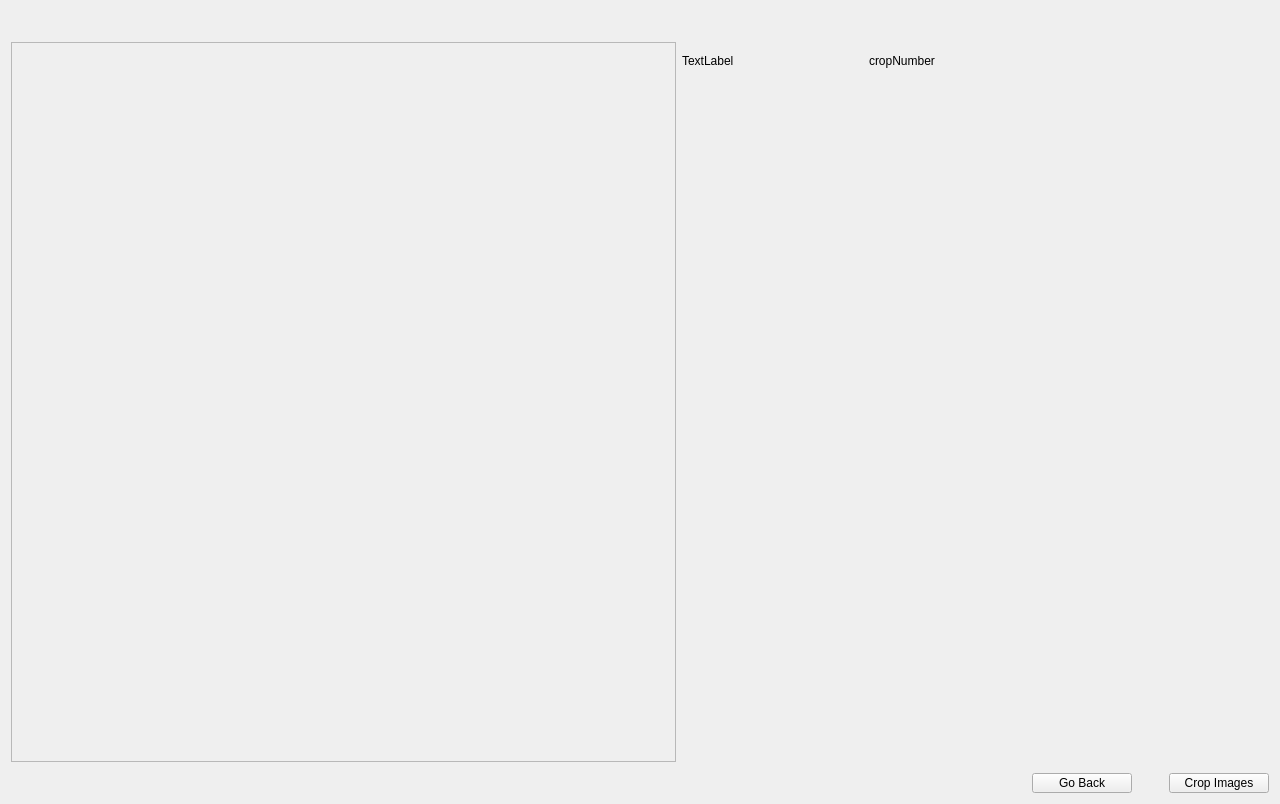
Above: WatermarkCropper/cropmenu.ui from vg16855/Ifunny-Watermark-Cropper before the change. Below: the same form after it.
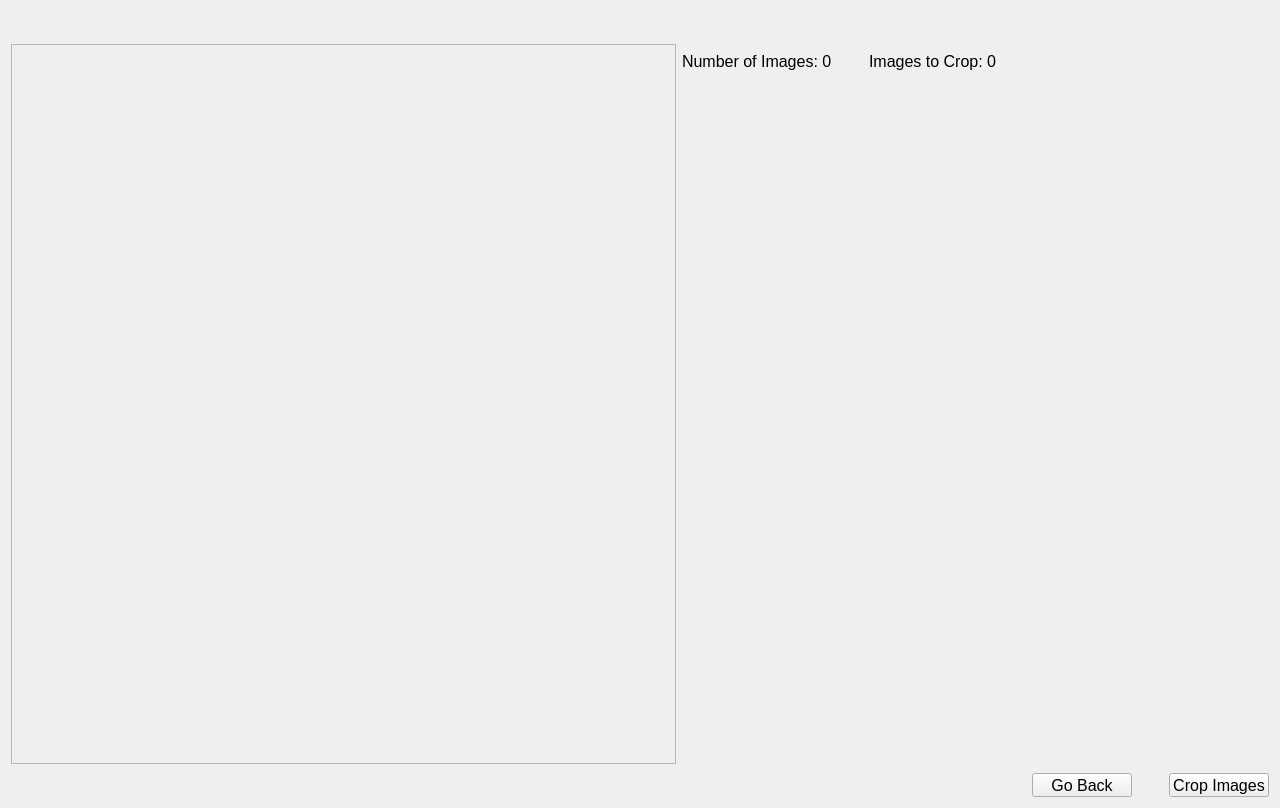
That is the form after the change.

Commit message:
No more hardcoded file paths
Watermark Cropper now gets the watermark from the executable directory

```diff
--- a/WatermarkCropper/cropmenu.ui
+++ b/WatermarkCropper/cropmenu.ui
@@ -7,9 +7,14 @@
     <x>0</x>
     <y>0</y>
     <width>1280</width>
-    <height>742</height>
+    <height>808</height>
    </rect>
   </property>
+  <property name="font">
+   <font>
+    <pointsize>12</pointsize>
+   </font>
+  </property>
   <property name="windowTitle">
    <string>Form</string>
   </property>
@@ -148,7 +153,7 @@
      <item>
       <widget class="QLabel" name="imageNumber">
        <property name="text">
-        <string>TextLabel</string>
+        <string>Number of Images: 0</string>
        </property>
       </widget>
      </item>
@@ -161,7 +166,7 @@
         </size>
        </property>
        <property name="text">
-        <string>cropNumber</string>
+        <string>Images to Crop: 0</string>
        </property>
       </widget>
      </item>
```
The commit also changes 1 other file.
